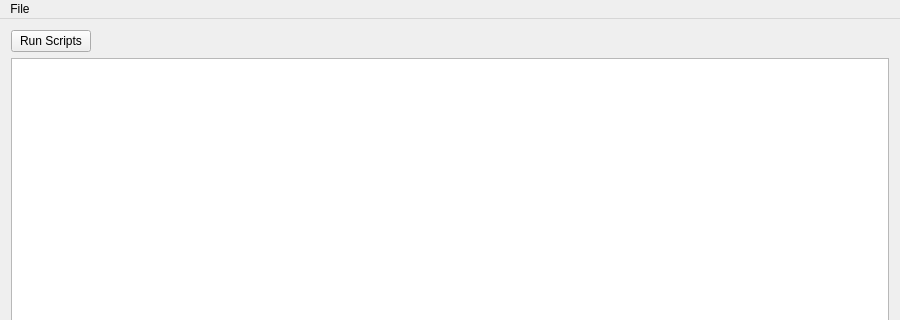
This is ShotRunnerTool/runnertool_ui.ui in BlakeRaymond-AI/ENPH459Project as Qt 5 draws it before an edit; both pictures show x 0 to 900 and y 0 to 320 of the 900 by 604 pixel window. The edited form follows.
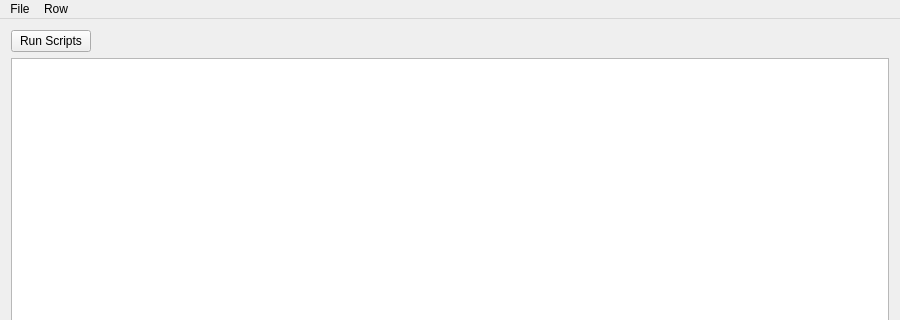
This is the edited form.

Commit message: added in a row menu for the runnertool_ui. Added in stub functions for the RunnerToolUI.py. Added in the dialog box for selecting the files

The edit to the form file:
```diff
--- a/ShotRunnerTool/runnertool_ui.ui
+++ b/ShotRunnerTool/runnertool_ui.ui
@@ -75,7 +75,15 @@
     <addaction name="actionClose"/>
     <addaction name="actionExit"/>
    </widget>
+   <widget class="QMenu" name="menuRow">
+    <property name="title">
+     <string>Row</string>
+    </property>
+    <addaction name="actionAddRow"/>
+    <addaction name="actionRemoveRow"/>
+   </widget>
    <addaction name="menuFile"/>
+   <addaction name="menuRow"/>
   </widget>
   <widget class="QStatusBar" name="statusBar"/>
   <action name="actionNew">
```
Left out of the diff: 10 changed lines with no effect on the pictures. The commit also changes 3 other files.
